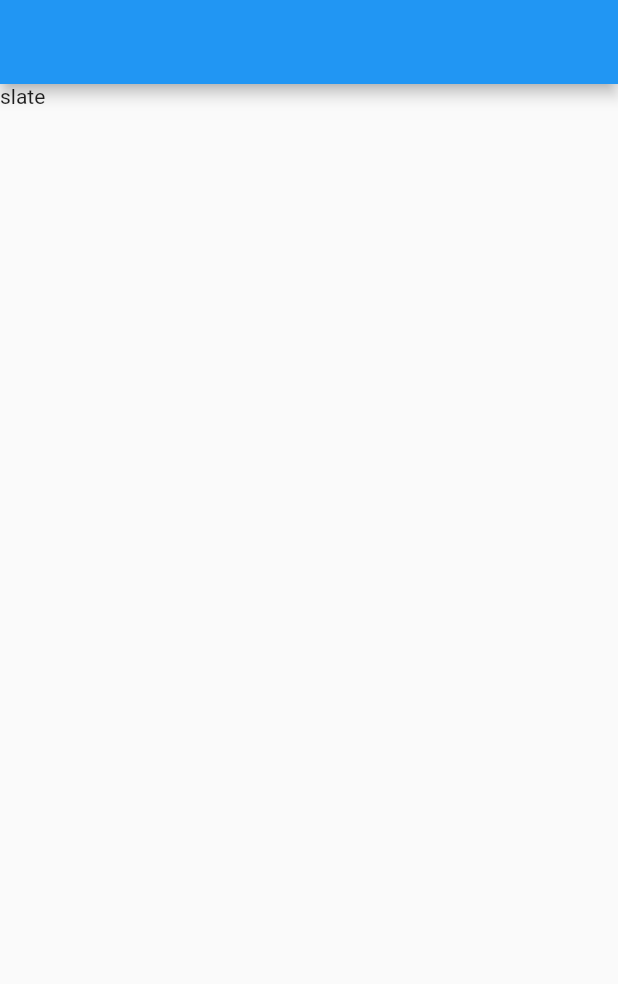
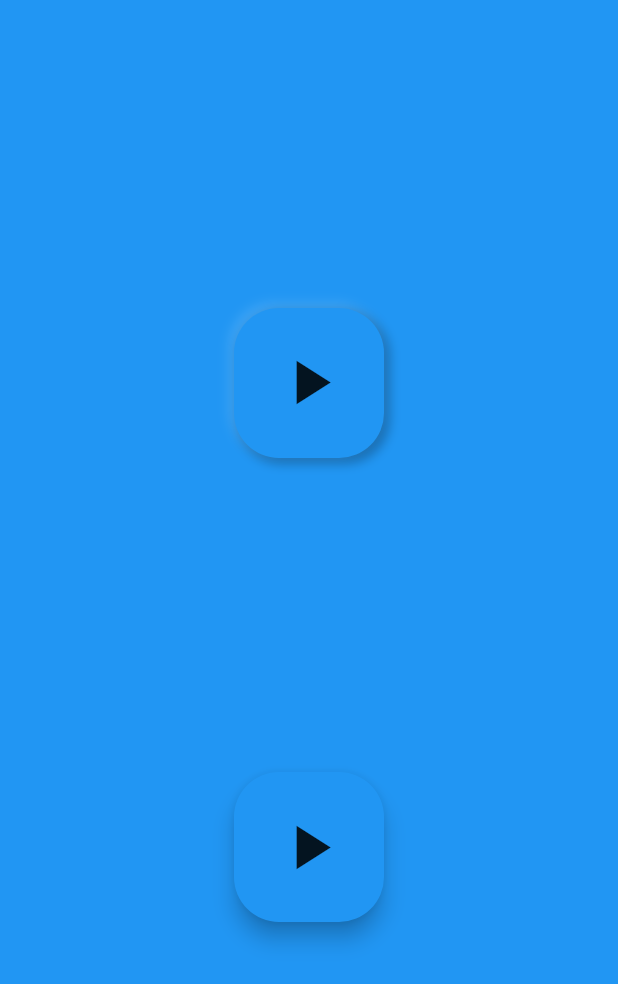
Before and after one commit to ejprok/slate, a Flutter app: the screen it shows after launch, on a phone screen of 412 x 824 dp. Shown: the top 984 px of the screen. Run offline on Flutter 3.47's test engine with Material 2 defaults, Android fonts, the phone set to English and light mode, and no system bars.

Commit message:
Create basic Slate widget with limited functionality

```diff
--- a/example/lib/main.dart
+++ b/example/lib/main.dart
@@ -18,8 +18,42 @@ class MyHomePage extends StatelessWidget {
   @override
   Widget build(BuildContext context) {
     return Scaffold(
-      appBar: AppBar(),
-      body: Slate(),
+      backgroundColor: Colors.blue,
+      body: Column(
+        mainAxisAlignment: MainAxisAlignment.spaceEvenly,
+        children: <Widget>[
+          Center(
+            child: Slate(
+              child: Container(
+                width: 100,
+                height: 100,
+                child: Center(
+                  child: Icon(Icons.play_arrow, size: 50),
+                ),
+              ),
+              color: Colors.blue,
+              rounding: 30,
+            ),
+          ),
+          Center(
+            child: Card(
+              elevation: 6,
+              clipBehavior: Clip.antiAlias,
+              shape: RoundedRectangleBorder(
+                borderRadius: BorderRadius.circular(30),
+              ),
+              child: Container(
+                width: 100,
+                height: 100,
+                child: Center(
+                  child: Icon(Icons.play_arrow, size: 50),
+                ),
+              ),
+              color: Colors.blue,
+            ),
+          ),
+        ],
+      ),
     );
   }
 }
--- a/lib/slate.dart
+++ b/lib/slate.dart
@@ -3,8 +3,35 @@ library slate;
 import 'package:flutter/material.dart';
 
 class Slate extends StatelessWidget {
+  final Widget child;
+  final Color color;
+  final double rounding;
+  Slate({@required this.child, @required this.color, this.rounding})
+      : assert(child != null);
+
   @override
   Widget build(BuildContext context) {
-    return Text("slate");
+    const Color lowerShadow = Colors.black26;
+    const Color upperShadow = Color.fromARGB(30, 255, 255, 255);
+
+    return Container(
+      decoration: BoxDecoration(
+        color: this.color,
+        borderRadius: BorderRadius.all(Radius.circular(this.rounding)),
+        boxShadow: [
+          BoxShadow(
+              color: lowerShadow,
+              offset: Offset(3.0, 3.0),
+              blurRadius: 5.0,
+              spreadRadius: 1.0),
+          BoxShadow(
+              color: upperShadow,
+              offset: Offset(-3.0, -3.0),
+              blurRadius: 5.0,
+              spreadRadius: 1.0),
+        ],
+      ),
+      child: this.child,
+    );
   }
 }
```
Also changed, not shown: 1 other file.
